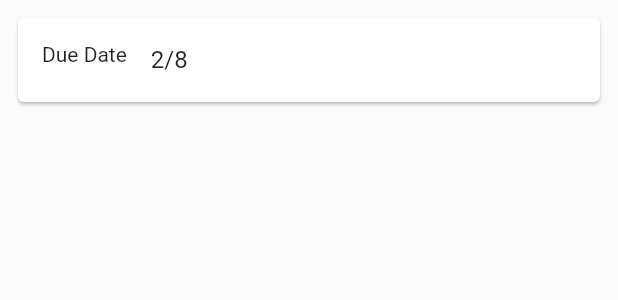
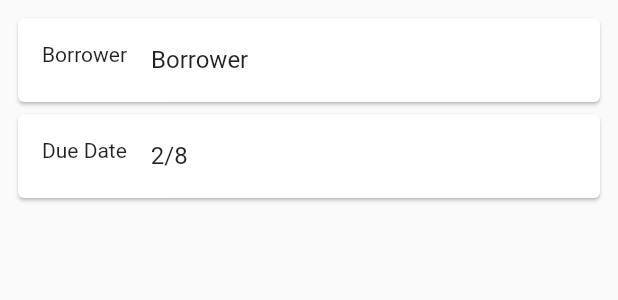
Before and after one commit to pvdthings/librarian_app, a Flutter app: the OpenLoanView widget shown alone on an empty page, opened directly, on a phone screen of 412 x 824 dp. Shown: the top 300 px of the screen. Run offline on Flutter 3.47's test engine with Material 2 defaults, Android fonts, the phone set to English and light mode, and no system bars.

Commit message:
Add borrower card to OpenLoanView

```diff
--- a/lib/lending/widgets/open_loan_view.dart
+++ b/lib/lending/widgets/open_loan_view.dart
@@ -31,6 +31,12 @@ class _OpenLoanViewState extends State<OpenLoanView> {
         children: [
           Card(
             child: ListTile(
+              leading: const Text("Borrower"),
+              title: Text(_loan.borrower.name),
+            ),
+          ),
+          Card(
+            child: ListTile(
               leading: const Text("Due Date"),
               title: Text("${_loan.dueDate.month}/${_loan.dueDate.day}"),
               onTap: () async {
```
